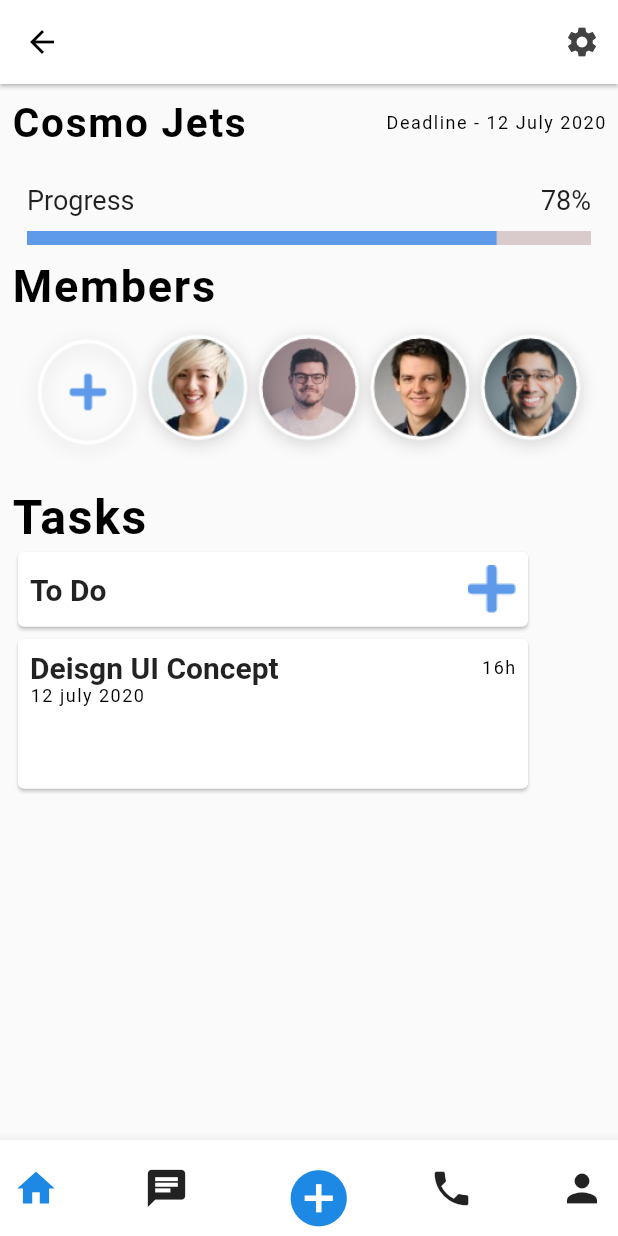
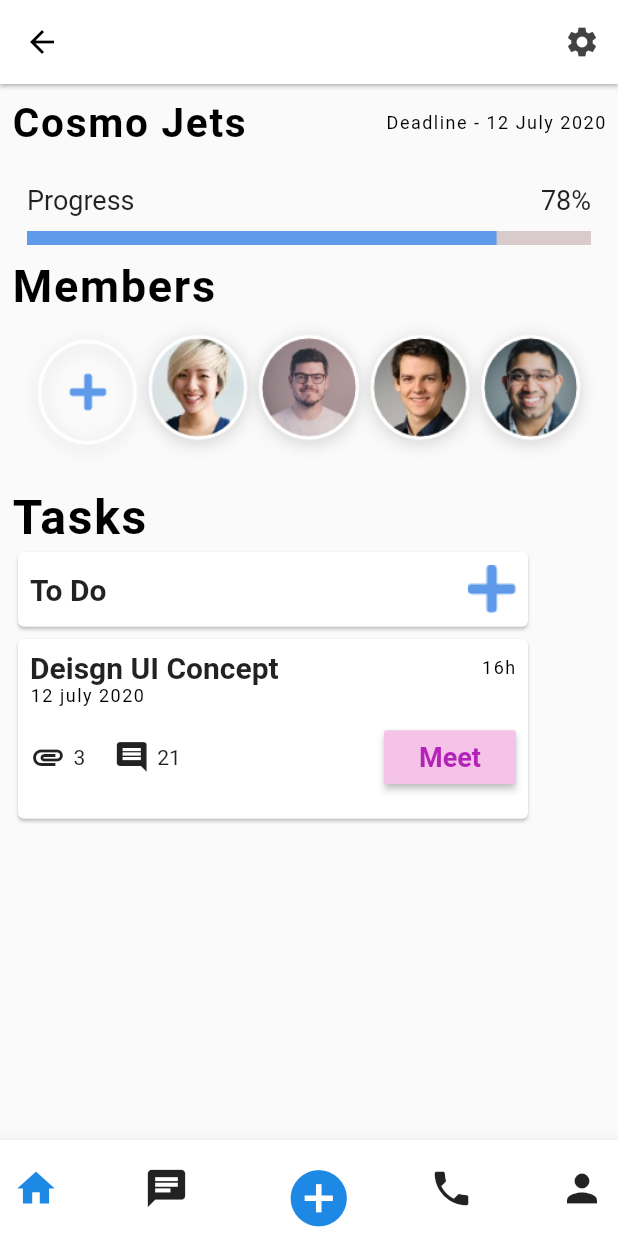
Before and after one commit to Kasweka1/Purweb-Agency, a Flutter app: the CosmoJet screen opened directly, on a phone screen of 412 x 824 dp. Run offline on Flutter 3.47's test engine with Material 2 defaults, Android fonts, the phone set to English and light mode, and no system bars.

Commit message:
finshed with last feature

```diff
--- a/lib/cosmo_jet.dart
+++ b/lib/cosmo_jet.dart
@@ -145,7 +145,7 @@ class _CosmoJetState extends State<CosmoJet> {
                   onTap: () {},
                   child: Container(
                     width: 340,
-                    height: 100,
+                    height: 120,
                     child: Padding(
                         padding: const EdgeInsets.all(8.0),
                         child: Column(
@@ -179,8 +179,37 @@ class _CosmoJetState extends State<CosmoJet> {
                                 letterSpacing: 1,
                               ),
                             ),
+                            SizedBox(height: 10),
                             Row(
+                              mainAxisAlignment: MainAxisAlignment.spaceBetween,
                               children: <Widget>[
+                                Container(
+                                  child: Row(
+                                    children: <Widget>[
+                                      Icon(Icons.attachment),
+                                SizedBox(width: 5),
+                                Text("3"),
+                                SizedBox(width: 19),
+                                Icon(Icons.comment),
+                                SizedBox(width: 5),
+                                Text("21"),
+                                    ],
+                                  ),
+                                ),
+                                Container(
+                                  child: RaisedButton(
+                                    color: Color.fromRGBO(244,195, 231, 1),
+                                    child: Text(
+                                      "Meet",
+                                      style: TextStyle(
+                                        color: Color.fromRGBO(180, 35, 185, 1),
+                                        fontWeight: FontWeight.bold,
+                                        fontSize: 18,
+                                      ),),
+                                    onPressed: (){}
+
+                                    ),
+                                )
 
                               ],
                             )
```
